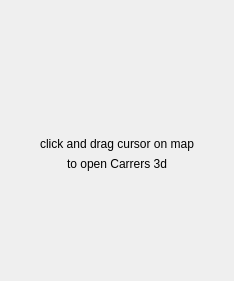
Above: ui_go2carrers3dDum.ui from psigcat/go2carrers3d before the change. Below: the same form after it.
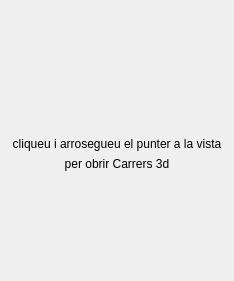
That is the form after the change. Icons and pictures are not drawn.

Diff of the .ui file:
```diff
--- a/ui_go2carrers3dDum.ui
+++ b/ui_go2carrers3dDum.ui
@@ -69,7 +69,7 @@
       </size>
      </property>
      <property name="text">
-      <string>click and drag cursor on map</string>
+      <string>cliqueu i arrosegueu el punter a la vista</string>
      </property>
      <property name="alignment">
       <set>Qt::AlignBottom|Qt::AlignHCenter</set>
@@ -91,7 +91,7 @@
       </size>
      </property>
      <property name="text">
-      <string>to open Carrers 3d</string>
+      <string>per obrir Carrers 3d</string>
      </property>
      <property name="alignment">
       <set>Qt::AlignHCenter|Qt::AlignTop</set>
```
